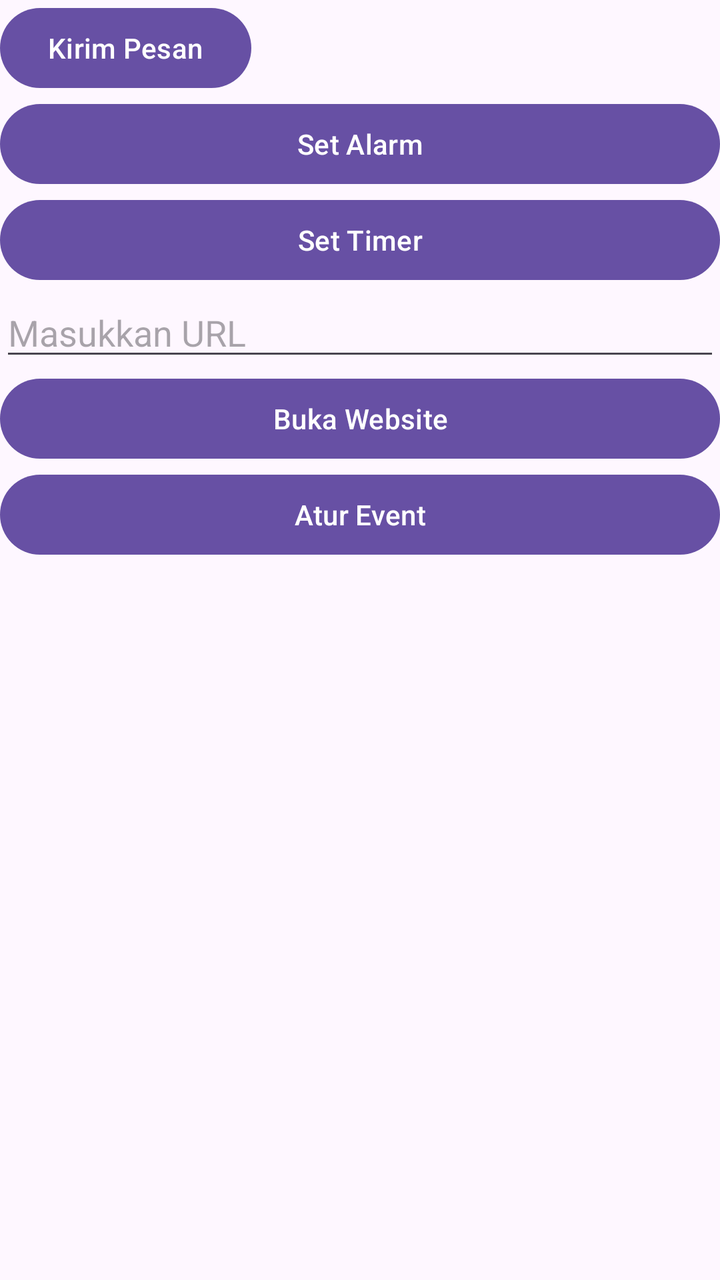
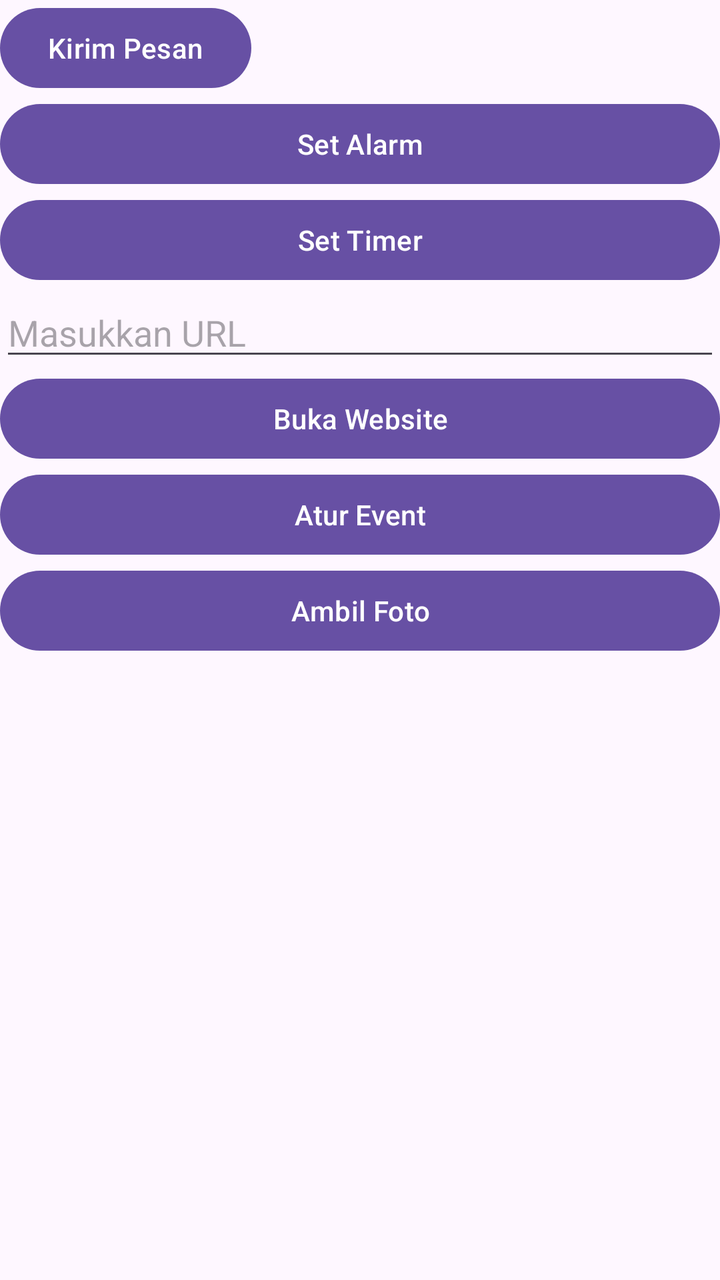

Compare the two renders of this Android layout. The source of the first and the diff that turns it into the second are given below.
<!-- AndroidManifest.xml: application theme Theme.ImplisitIntent -->
<!-- res/layout/activity_main.xml -->
<?xml version="1.0" encoding="utf-8"?>
<LinearLayout xmlns:android="http://schemas.android.com/apk/res/android"
    xmlns:app="http://schemas.android.com/apk/res-auto"
    xmlns:tools="http://schemas.android.com/tools"
    android:id="@+id/main"
    android:layout_width="match_parent"
    android:layout_height="match_parent"
    android:orientation="vertical"
    tools:context=".MainActivity">
    <Button
        android:layout_width="wrap_content"
        android:layout_height="wrap_content"
        android:id="@+id/btnKirimPesan"
        android:text="Kirim Pesan"/>
    <Button
        android:layout_width="match_parent"
        android:layout_height="wrap_content"
        android:id="@+id/btnSetAlarm"
        android:text="Set Alarm"/>
    <Button
        android:layout_width="match_parent"
        android:layout_height="wrap_content"
        android:id="@+id/btnSetTimer"
        android:text="Set Timer"/>
    <EditText
        android:layout_width="match_parent"
        android:layout_height="wrap_content"
        android:hint="Masukkan URL"
        android:id="@+id/etURL"/>
    <Button
        android:layout_width="match_parent"
        android:layout_height="wrap_content"
        android:text="Buka Website"
        android:id="@+id/btnOpenURL"/>
    <Button
        android:layout_width="match_parent"
        android:layout_height="wrap_content"
        android:text="Atur Event"
        android:id="@+id/btnSetEvent"/>


</LinearLayout>
<!-- resources referenced by this layout -->
<resources>
  <style name="Theme.ImplisitIntent" parent="Base.Theme.ImplisitIntent" />
  <style name="Base.Theme.ImplisitIntent" parent="Theme.Material3.DayNight.NoActionBar">
          
          
      </style>
</resources>

<!-- the commit's change to res/layout/activity_main.xml (unified diff, before → after) -->
@@ -37,6 +37,17 @@
         android:layout_height="wrap_content"
         android:text="Atur Event"
         android:id="@+id/btnSetEvent"/>
+    <ImageView
+        android:layout_width="match_parent"
+        android:layout_height="wrap_content"
+        android:scaleType="centerCrop"
+        android:id="@+id/ivHasil"/>
+
+    <Button
+        android:layout_width="match_parent"
+        android:layout_height="wrap_content"
+        android:text="Ambil Foto"
+        android:id="@+id/btnGetPhoto"/>
 
 
 </LinearLayout>
